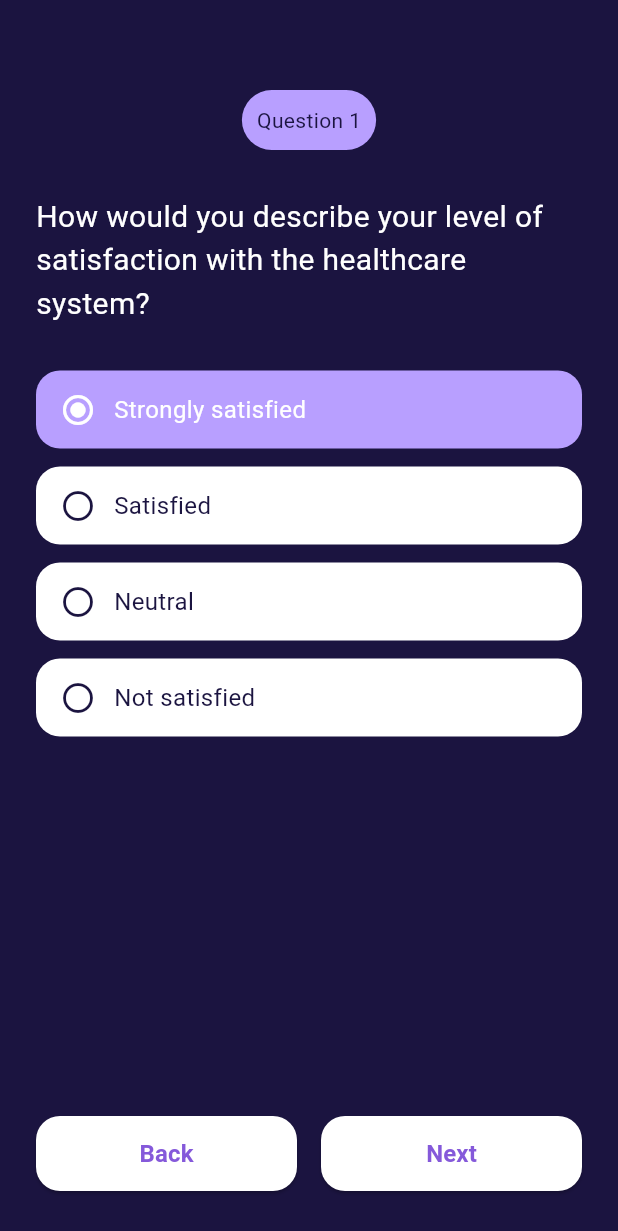
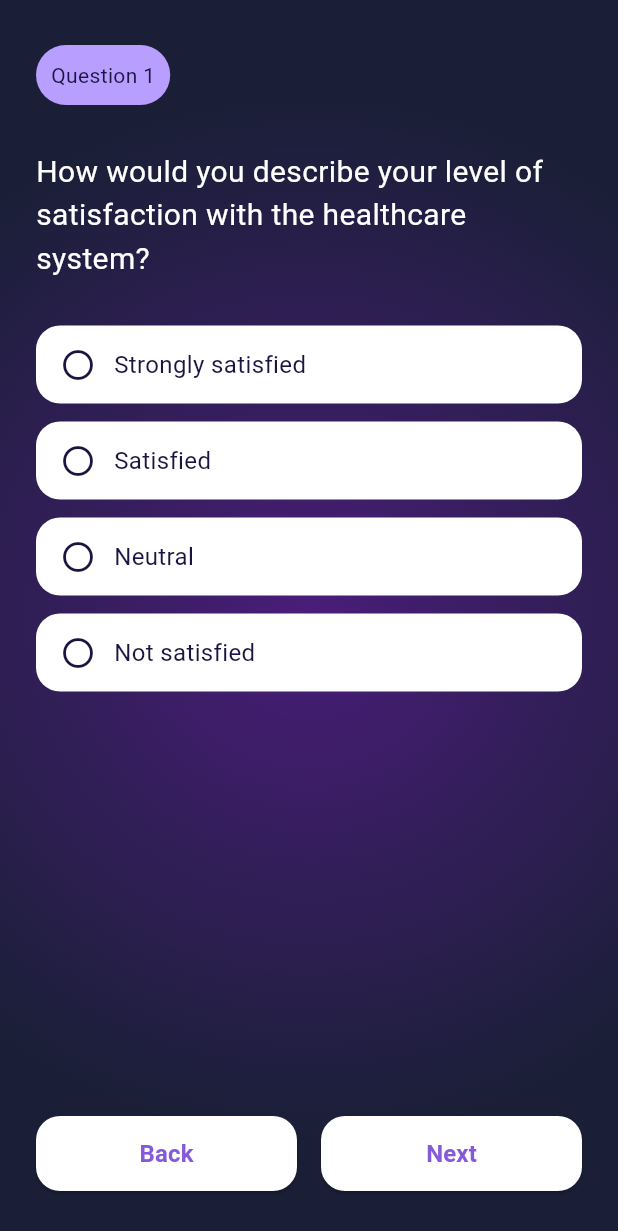
Before and after one commit to Mohamedatef27120/quiz_app, a Flutter app: the screen it shows after launch, after a tap on "Start Quiz", on a phone screen of 412 x 824 dp. Shown: the top 1231 px of the screen. Run offline on Flutter 3.47's test engine with Material 3 defaults, Android fonts, the phone set to English and light mode, and no system bars.

Commit message:
Initial push for quiz_app

```diff
--- a/lib/constants/app_colors.dart
+++ b/lib/constants/app_colors.dart
@@ -1,7 +1,6 @@
 import 'package:flutter/material.dart';
 
 class AppColors {
-  static const Color background = Color(0xFF1B1440);
   static const Color white = Colors.white;
   static const Color lightPurple = Color(0xFFB89FFF);
   static const Color buttonPurple = Color(0xFF8559DA);
--- /dev/null
+++ b/lib/data/questions.dart
@@ -0,0 +1,29 @@
+import '../models/question_model.dart';
+
+final List<QuestionModel> questions = [
+  QuestionModel(
+    text: 'How would you describe your level of satisfaction with the healthcare system?',
+    options: ['Strongly satisfied', 'Satisfied', 'Neutral', 'Not satisfied'],
+    type: QuestionType.single,
+  ),
+  QuestionModel(
+    text: 'What vitamins do you take?',
+    options: ['Vitamin D3', 'Vitamin B', 'Zinc', 'Magnesium'],
+    type: QuestionType.multiple,
+  ),
+  QuestionModel(
+    text: 'How often do you exercise?',
+    options: ['Daily', 'Few times a week', 'Rarely', 'Never'],
+    type: QuestionType.single,
+  ),
+  QuestionModel(
+    text: 'بتعمل ايه لما بتقوم من النوم',
+    options: ['بترتب سريرك', 'بتغسل وشك', 'بتمسك الموبايل', 'بتنام تاني'],
+    type: QuestionType.multiple,
+  ),
+  QuestionModel(
+    text: 'عدد اضلاع المثلث',
+    options: ['3', '9-6', '9/3', '0'],
+    type: QuestionType.multiple,
+  ),
+];
--- /dev/null
+++ b/lib/models/question_model.dart
@@ -0,0 +1,16 @@
+enum QuestionType {
+  single,
+  multiple,
+}
+
+class QuestionModel {
+  final String text;
+  final List<String> options;
+  final QuestionType type;
+
+  QuestionModel({
+    required this.text,
+    required this.options,
+    required this.type,
+  });
+}
--- a/lib/screens/question_single_screen.dart
+++ /dev/null
@@ -1,98 +0,0 @@
-import 'package:flutter/material.dart';
-import '../constants/app_colors.dart';
-import '../widgets/custom_button.dart';
-import '../widgets/custom_radio_option.dart';
-import 'question_multi_screen.dart';
-import 'start_screen.dart';
-
-class QuestionSingleScreen extends StatefulWidget {
-  const QuestionSingleScreen({super.key});
-
-  @override
-  State<QuestionSingleScreen> createState() => _QuestionSingleScreenState();
-}
-
-class _QuestionSingleScreenState extends State<QuestionSingleScreen> {
-  int selectedIndex = 0;
-
-  final List<String> options = [
-    'Strongly satisfied',
-    'Satisfied',
-    'Neutral',
-    'Not satisfied',
-  ];
-
-  @override
-  Widget build(BuildContext context) {
-    return Scaffold(
-      backgroundColor: AppColors.background,
-      body: Padding(
-        padding: const EdgeInsets.symmetric(horizontal: 24.0),
-        child: Column(
-          children: [
-            const SizedBox(height: 60),
-            Container(
-              padding: const EdgeInsets.all(10),
-              decoration: BoxDecoration(
-                color: AppColors.lightPurple,
-                borderRadius: BorderRadius.circular(20),
-              ),
-              child: const Text(
-                'Question 1',
-                style: TextStyle(color: AppColors.darkText),
-              ),
-            ),
-            const SizedBox(height: 30),
-            const Text(
-              'How would you describe your level of satisfaction with the healthcare system?',
-              style: TextStyle(color: Colors.white, fontSize: 20),
-            ),
-            const SizedBox(height: 30),
-            ...List.generate(
-              options.length,
-                  (index) => GestureDetector(
-                onTap: () {
-                  setState(() {
-                    selectedIndex = index;
-                  });
-                },
-                child: CustomRadioOption(
-                  text: options[index],
-                  selected: selectedIndex == index,
-                ),
-              ),
-            ),
-            const Spacer(),
-            Row(
-              children: [
-                Expanded(
-                  child: CustomButton(
-                    text: 'Back',
-                    onPressed: () {
-                      Navigator.pop(context);
-                    },
-                  ),
-                ),
-                const SizedBox(width: 16),
-                Expanded(
-                  child: CustomButton(
-                    text: 'Next',
-                    onPressed: () {
-                      Navigator.push(
-                        context,
-                        MaterialPageRoute(
-                          builder: (_) => const QuestionMultiScreen(),
-                        ),
-                      );
-                    },
-                  ),
-                ),
-              ],
-            ),
-            const SizedBox(height: 30),
-          ],
-        ),
-      ),
-    );
-  }
-}
--- /dev/null
+++ b/lib/screens/quiz_screen.dart
@@ -0,0 +1,142 @@
+import 'package:flutter/material.dart';
+import '../constants/app_colors.dart';
+import '../data/questions.dart';
+import '../models/question_model.dart';
+import '../widgets/custom_button.dart';
+import '../widgets/custom_checkbox_option.dart';
+import '../widgets/custom_radio_option.dart';
+import 'thank_you_screen.dart';
+import '../widgets/app_background.dart';
+
+class QuizScreen extends StatefulWidget {
+  const QuizScreen({super.key});
+
+  @override
+  State<QuizScreen> createState() => _QuizScreenState();
+}
+
+class _QuizScreenState extends State<QuizScreen> {
+  int currentIndex = 0;
+
+  int? selectedRadio;
+  List<bool> selectedCheckbox = [];
+
+  void nextQuestion() {
+    if (currentIndex < questions.length - 1) {
+      setState(() {
+        currentIndex++;
+        selectedRadio = null;
+        selectedCheckbox =
+            List.filled(questions[currentIndex].options.length, false);
+      });
+    } else {
+      Navigator.pushReplacement(
+        context,
+        MaterialPageRoute(builder: (_) => const ThankYouScreen()),
+      );
+    }
+  }
+
+  void prevQuestion() {
+    if (currentIndex > 0) {
+      setState(() {
+        currentIndex--;
+        selectedRadio = null;
+        selectedCheckbox =
+            List.filled(questions[currentIndex].options.length, false);
+      });
+    } else {
+      Navigator.pop(context);
+    }
+  }
+
+  @override
+  void initState() {
+    super.initState();
+    selectedCheckbox = List.filled(questions[0].options.length, false);
+  }
+
+  @override
+  Widget build(BuildContext context) {
+    final question = questions[currentIndex];
+
+    return Scaffold(
+      body: AppBackground(
+        child: SafeArea(
+          child: Padding(
+            padding: const EdgeInsets.symmetric(horizontal: 24.0),
+            child: Column(
+              crossAxisAlignment: CrossAxisAlignment.start,
+              children: [
+                const SizedBox(height: 30),
+
+                Container(
+                  padding: const EdgeInsets.all(10),
+                  decoration: BoxDecoration(
+                    color: AppColors.lightPurple,
+                    borderRadius: BorderRadius.circular(20),
+                  ),
+                  child: Text(
+                    'Question ${currentIndex + 1}',
+                    style: const TextStyle(color: AppColors.darkText),
+                  ),
+                ),
+
+                const SizedBox(height: 30),
+
+                Text(
+                  question.text,
+                  style: const TextStyle(
+                    color: Colors.white,
+                    fontSize: 20,
+                  ),
+                ),
+
+                const SizedBox(height: 30),
+
+                ...List.generate(question.options.length, (index) {
+                  if (question.type == QuestionType.single) {
+                    return GestureDetector(
+                      onTap: () =>
+                          setState(() => selectedRadio = index),
+                      child: CustomRadioOption(
+                        text: question.options[index],
+                        selected: selectedRadio == index,
+                      ),
+                    );
+                  } else {
+                    return GestureDetector(
+                      onTap: () => setState(() =>
+                      selectedCheckbox[index] = !selectedCheckbox[index]),
+                      child: CustomCheckboxOption(
+                        text: question.options[index],
+                        selected: selectedCheckbox[index],
+                      ),
+                    );
+                  }
+                }),
+
+                const Spacer(),
+                Row(
+                  children: [
+                    Expanded(
+                      child:
+                      CustomButton(text: 'Back', onPressed: prevQuestion),
+                    ),
+                    const SizedBox(width: 16),
+                    Expanded(
+                      child:
+                      CustomButton(text: 'Next', onPressed: nextQuestion),
+                    ),
+                  ],
+                ),
+
+                const SizedBox(height: 30),
+              ],
+            ),
+          ),
+        ),
+      ),
+    );
+  }
+}
--- a/lib/screens/start_screen.dart
+++ b/lib/screens/start_screen.dart
@@ -1,7 +1,7 @@
 import 'package:flutter/material.dart';
-import '../constants/app_colors.dart';
 import '../widgets/custom_button.dart';
-import 'question_single_screen.dart';
+import '../widgets/app_background.dart';
+import 'quiz_screen.dart';
 
 class StartScreen extends StatelessWidget {
   const StartScreen({super.key});
@@ -9,49 +9,52 @@ class StartScreen extends StatelessWidget {
   @override
   Widget build(BuildContext context) {
     return Scaffold(
-      backgroundColor: AppColors.background,
-      body: Padding(
-        padding: const EdgeInsets.symmetric(horizontal: 24.0),
+      body: AppBackground(
+        child: SafeArea(
+          child: Padding(
+            padding: const EdgeInsets.symmetric(horizontal: 20),
             child: Column(
-          mainAxisAlignment: MainAxisAlignment.spaceBetween,
+              crossAxisAlignment: CrossAxisAlignment.start,
               children: [
-            const SizedBox(height: 60),
-            Column(
-              crossAxisAlignment: CrossAxisAlignment.start,
-              children: const [
-                Text(
-                  'Good morning,',
-                  style: TextStyle(
-                    color: Colors.white70,
-                    fontSize: 18,
-                  ),
-                ),
-                SizedBox(height: 8),
-                Text(
-                  'New topic is waiting',
+                const SizedBox(height: 30),
+
+                const Text(
+                  "Good morning",
                   style: TextStyle(
                     color: Colors.white,
-                    fontSize: 26,
+                    fontSize: 24,
                     fontWeight: FontWeight.bold,
                   ),
                 ),
-              ],
+
+                const SizedBox(height: 8),
+
+                const Text(
+                  "New topic is waiting",
+                  style: TextStyle(
+                    color: Colors.white70,
+                    fontSize: 32,
                   ),
-            Padding(
-              padding: const EdgeInsets.only(bottom: 40.0),
-              child: CustomButton(
-                text: 'Start Quiz',
+                ),
+
+                const Spacer(),
+
+                CustomButton(
+                  text: "Start Quiz",
                   onPressed: () {
                     Navigator.push(
                       context,
                       MaterialPageRoute(
-                      builder: (context) => const QuestionSingleScreen(),
+                        builder: (_) => const QuizScreen(),
                       ),
                     );
                   },
                 ),
+
+                const SizedBox(height: 30),
+              ],
             ),
-          ],
+          ),
         ),
       ),
     );
--- /dev/null
+++ b/lib/widgets/app_background.dart
@@ -0,0 +1,25 @@
+import 'package:flutter/material.dart';
+
+class AppBackground extends StatelessWidget {
+  final Widget child;
+
+  const AppBackground({super.key, required this.child});
+
+  @override
+  Widget build(BuildContext context) {
+    return Container(
+      decoration: const BoxDecoration(
+        gradient: RadialGradient(
+          center: Alignment(0, 0),
+          radius: 1.2,
+          colors: [
+            Color(0xFF4A1D7A),
+            Color(0xFF1A1F37),
+          ],
+          stops: [0.0, 0.7],
+        ),
+      ),
+      child: child,
+    );
+  }
+}
```
Also changed, not shown: lib/screens/question_multi_screen.dart (deleted, +0 -92 lines), lib/screens/thank_you_screen.dart (+9 -4 lines). Lines whose indentation alone changed are shown as unchanged.
